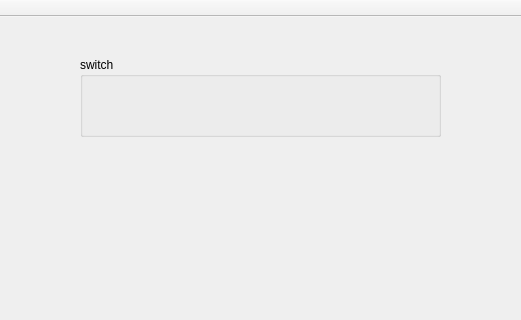
The window that example/mainwindow.ui (blue-stone-w/qt) describes before a commit, drawn with Qt 5; both pictures show x 200 to 721 and y 0 to 320 of the 1080 by 768 pixel window.
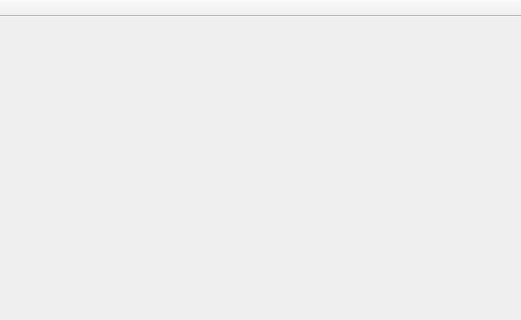
The same window after the commit.

Diff of the .ui file:
```diff
--- a/example/mainwindow.ui
+++ b/example/mainwindow.ui
@@ -13,21 +13,7 @@
   <property name="windowTitle">
    <string>MainWindow</string>
   </property>
-  <widget class="QWidget" name="centralWidget">
-   <widget class="QGroupBox" name="switchBox">
-    <property name="geometry">
-     <rect>
-      <x>280</x>
-      <y>40</y>
-      <width>361</width>
-      <height>80</height>
-     </rect>
-    </property>
-    <property name="title">
-     <string>switch</string>
-    </property>
-   </widget>
-  </widget>
+  <widget class="QWidget" name="centralWidget"/>
   <widget class="QMenuBar" name="menuBar">
    <property name="geometry">
     <rect>
```
Left out of the diff: 2 changed lines with no effect on the pictures.
